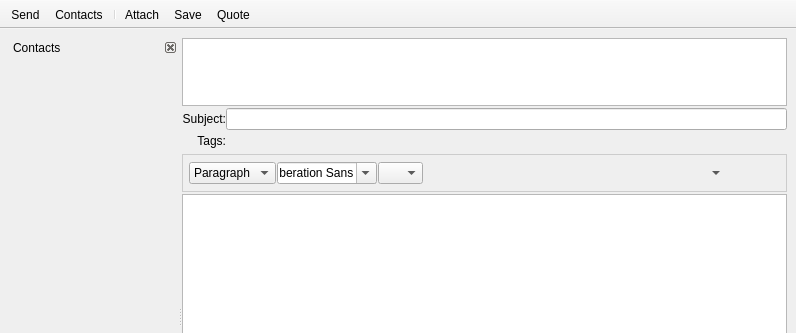
The window that retroshare-gui/src/gui/msgs/MessageComposer.ui (RetroShare/RetroShare) describes before a commit, drawn with Qt 5; both pictures show x 0 to 796 and y 0 to 333 of the 796 by 624 pixel window.
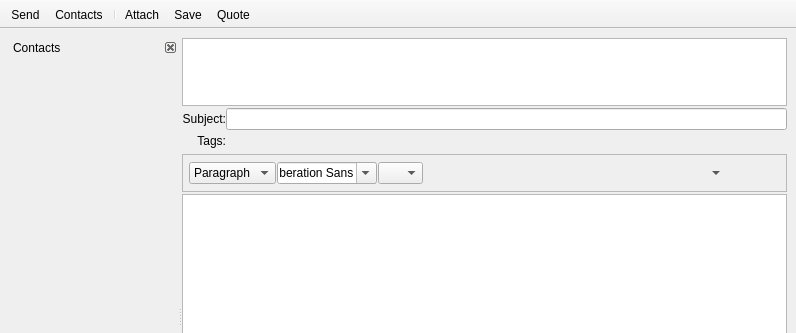
The same window after the commit. Icons and pictures are not drawn. Custom widgets are drawn as their Qt base class.

Diff of the .ui file:
```diff
--- a/retroshare-gui/src/gui/msgs/MessageComposer.ui
+++ b/retroshare-gui/src/gui/msgs/MessageComposer.ui
@@ -17,10 +17,6 @@
    <iconset resource="../images.qrc">
     <normaloff>:/images/folder-draft.png</normaloff>:/images/folder-draft.png</iconset>
   </property>
-  <property name="styleSheet">
-   <string notr="true">QToolBar#toolBar{background-image: url(:/images/connect/connectFriendBanner.png)}
-</string>
-  </property>
   <widget class="QWidget" name="centralwidget">
    <layout class="QGridLayout" name="gridLayout_3">
     <item row="0" column="0">
@@ -192,13 +188,6 @@
              <height>38</height>
             </size>
            </property>
-           <property name="styleSheet">
-            <string notr="true">QFrame#frame{ 
-background-color: qlineargradient(x1:0, y1:0, x2:0, y2:1,
-stop:0 #FEFEFE, stop:1 #E8E8E8);
-
-border: 1px solid #CCCCCC;}</string>
-           </property>
            <property name="frameShape">
             <enum>QFrame::StyledPanel</enum>
            </property>
```
Left out of the diff: 2 changed lines with no effect on the pictures.
